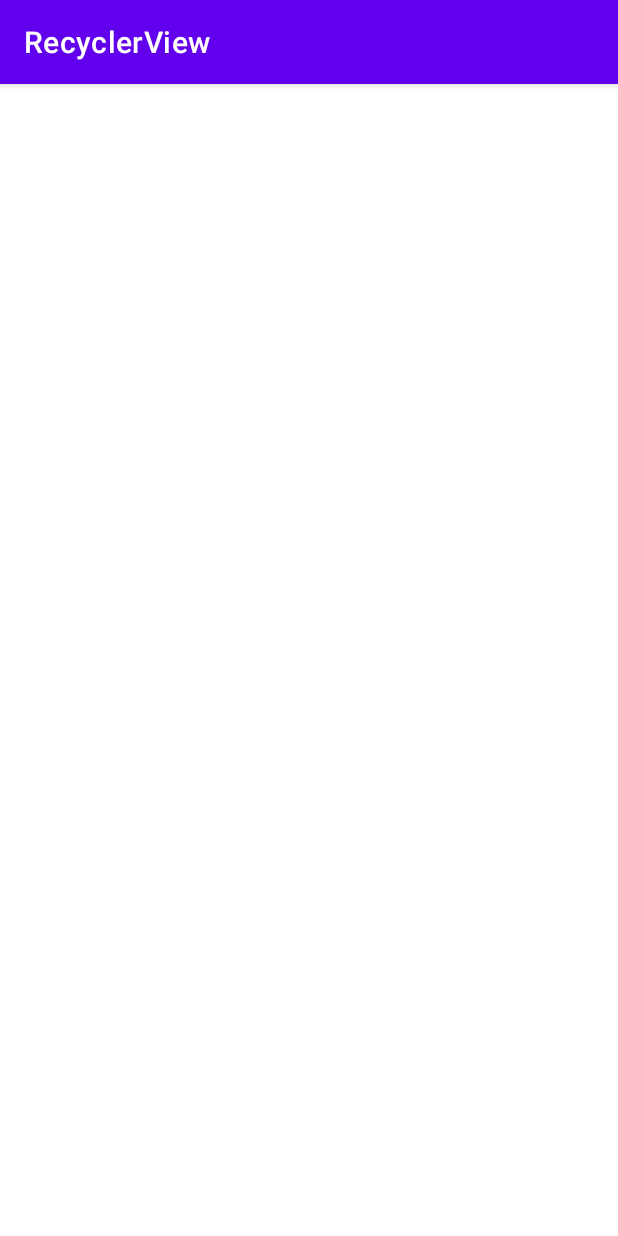
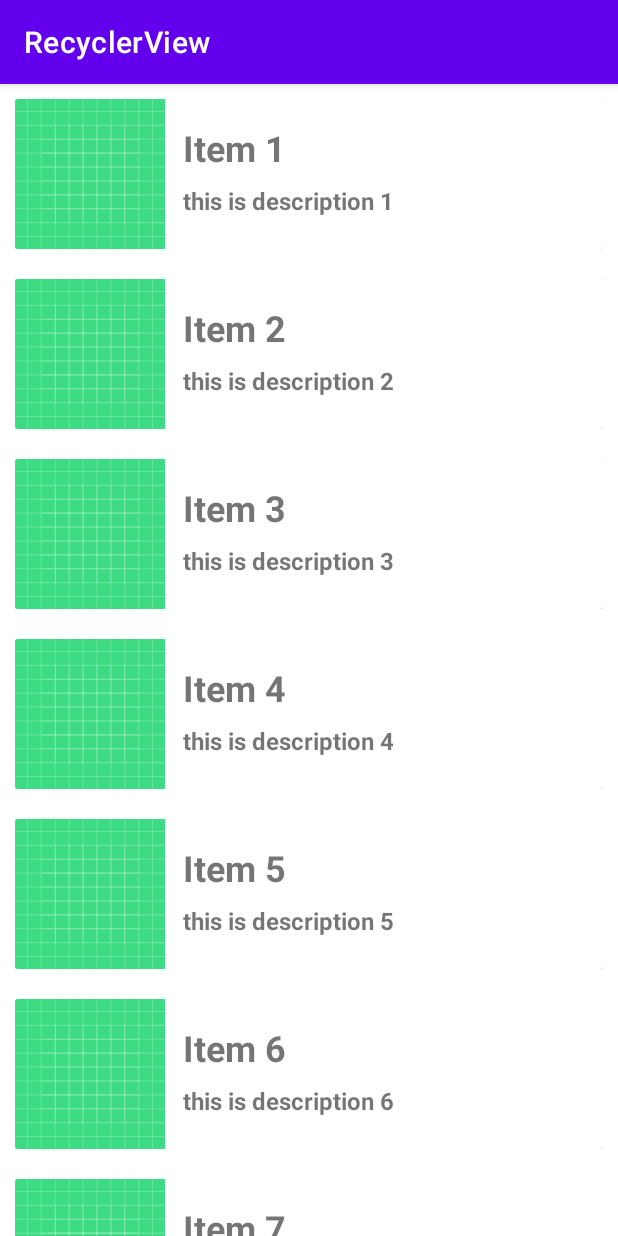
Before and after one commit to kashifisonly1/Mobile_Computing_Progress, an Android app: the MainActivity screen opened directly, with no data from a screen before it, on a phone screen of 412 x 824 dp. Run offline under Robolectric (Android 15) with nearby library versions, the phone set to English and light mode, and no system bars.

Commit message:
adapter set

```diff
--- a/RecyclerView/app/src/main/java/com/example/recyclerview/Adapter.java
+++ b/RecyclerView/app/src/main/java/com/example/recyclerview/Adapter.java
@@ -1,4 +1,67 @@
 package com.example.recyclerview;
 
-public class Adapter {
+import android.content.Context;
+import android.content.Intent;
+import android.view.Display;
+import android.view.LayoutInflater;
+import android.view.View;
+import android.view.ViewGroup;
+import android.widget.ImageView;
+import android.widget.TextView;
+
+import androidx.annotation.NonNull;
+import androidx.constraintlayout.widget.ConstraintLayout;
+import androidx.recyclerview.widget.RecyclerView;
+
+public class Adapter extends RecyclerView.Adapter<Adapter.MyViewHolder>{
+
+    Context context;
+    com.example.recyclerview.Model[] model;
+    public Adapter(Context context, Model[] model)
+    {
+        this.model=model;
+        this.context=context;
+    }
+    @NonNull
+    @Override
+    public Adapter.MyViewHolder onCreateViewHolder(@NonNull ViewGroup parent, int viewType) {
+        LayoutInflater inflater=LayoutInflater.from(context);
+        View view=inflater.inflate(R.layout.recycler_adapter,parent,false);
+        return new MyViewHolder(view);
+    }
+
+    @Override
+    public void onBindViewHolder(@NonNull Adapter.MyViewHolder holder, int position) {
+        holder.myText1.setText(model[position].Name);
+        holder.myText2.setText(model[position].Description);
+        //holder.myImage.setImageResource(model[position].img);
+        holder.mainLayout.setOnClickListener(new View.OnClickListener() {
+            @Override
+            public void onClick(View v) {
+                Intent intent = new Intent(context, MainActivity2.class);
+                intent.putExtra("img", model[position].img);
+                intent.putExtra("description", model[position].Description);
+                intent.putExtra("name", model[position].Name);
+                context.startActivity(intent);
+            }
+        });
+    }
+
+    @Override
+    public int getItemCount() {
+        return model.length;
+    }
+
+    public class MyViewHolder extends RecyclerView.ViewHolder{
+        TextView myText1,myText2;
+        ImageView myImage;
+        ConstraintLayout mainLayout;
+        public MyViewHolder(@NonNull View itemView) {
+            super(itemView);
+            myText1=itemView.findViewById(R.id.myText1);
+            myText2=itemView.findViewById(R.id.myText2);
+            myImage=itemView.findViewById(R.id.myImageView);
+            mainLayout=itemView.findViewById(R.id.mainLayout);
+        }
+    }
 }
--- a/RecyclerView/app/src/main/java/com/example/recyclerview/MainActivity.java
+++ b/RecyclerView/app/src/main/java/com/example/recyclerview/MainActivity.java
@@ -1,14 +1,30 @@
 package com.example.recyclerview;
 
 import androidx.appcompat.app.AppCompatActivity;
+import androidx.recyclerview.widget.LinearLayoutManager;
+import androidx.recyclerview.widget.RecyclerView;
 
 import android.os.Bundle;
+import android.widget.AbsListView;
 
 public class MainActivity extends AppCompatActivity {
+    RecyclerView recycler;
 
     @Override
     protected void onCreate(Bundle savedInstanceState) {
         super.onCreate(savedInstanceState);
         setContentView(R.layout.activity_main);
+        Model[] list = { new Model("Item 1", "this is description 1", R.drawable.ic_launcher_background),
+                new Model("Item 2", "this is description 2", R.drawable.ic_launcher_background),
+                new Model("Item 3", "this is description 3", R.drawable.ic_launcher_background),
+                new Model("Item 4", "this is description 4", R.drawable.ic_launcher_background),
+                new Model("Item 5", "this is description 5", R.drawable.ic_launcher_background),
+                new Model("Item 6", "this is description 6", R.drawable.ic_launcher_background),
+                new Model("Item 7", "this is description 7", R.drawable.ic_launcher_background),
+                new Model("Item 8", "this is description 8", R.drawable.ic_launcher_background)};
+        Adapter adapter = new Adapter(this, list);
+        recycler = findViewById(R.id.recyclerView);
+        recycler.setAdapter(adapter);
+        recycler.setLayoutManager(new LinearLayoutManager(this));
     }
 }
--- a/RecyclerView/app/src/main/java/com/example/recyclerview/MainActivity2.java
+++ b/RecyclerView/app/src/main/java/com/example/recyclerview/MainActivity2.java
@@ -10,5 +10,7 @@ public class MainActivity2 extends AppCompatActivity {
     protected void onCreate(Bundle savedInstanceState) {
         super.onCreate(savedInstanceState);
         setContentView(R.layout.activity_main2);
+        getIntent().getIntExtra("img");
+        getIntent().getIntExtra()
     }
 }
--- /dev/null
+++ b/RecyclerView/app/src/main/java/com/example/recyclerview/Model.java
@@ -0,0 +1,12 @@
+package com.example.recyclerview;
+
+public class Model {
+    public String Name;
+    public String Description;
+    public int img;
+    public Model(String n, String d, int i) {
+        Name=n;
+        Description=d;
+        img=i;
+    }
+}
```
